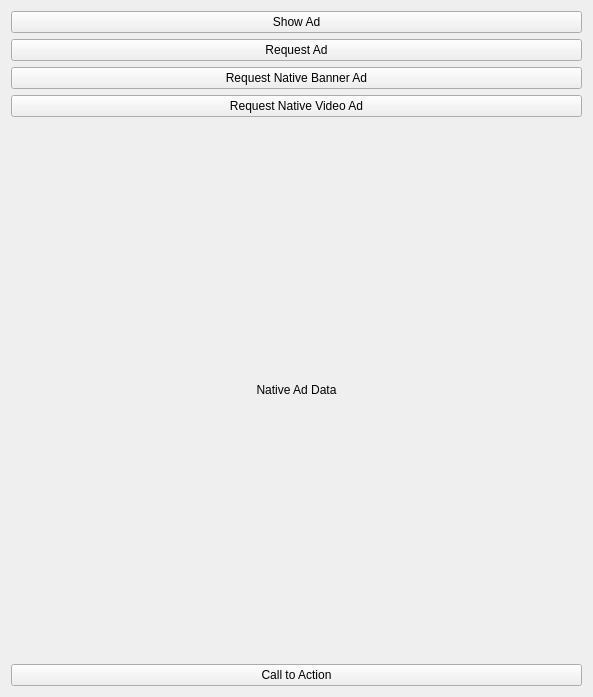
Old version of the form mainwindow.ui in the repository tapselladnet/TapsellSDK_Qt_Sample.
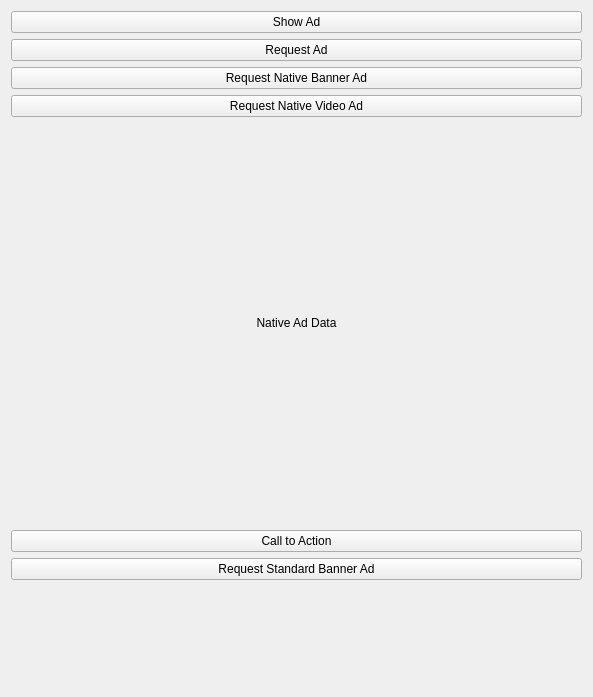
New version of the form.

Commit message: add standard banner support

The edit to the form file:
```diff
--- a/mainwindow.ui
+++ b/mainwindow.ui
@@ -69,6 +69,29 @@
       </property>
      </widget>
     </item>
+    <item>
+     <widget class="QPushButton" name="pushButton_6">
+      <property name="text">
+       <string>Request Standard Banner Ad</string>
+      </property>
+     </widget>
+    </item>
+    <item>
+     <widget class="QWidget" name="widget" native="true">
+      <property name="sizePolicy">
+       <sizepolicy hsizetype="Preferred" vsizetype="Fixed">
+        <horstretch>0</horstretch>
+        <verstretch>0</verstretch>
+       </sizepolicy>
+      </property>
+      <property name="minimumSize">
+       <size>
+        <width>0</width>
+        <height>100</height>
+       </size>
+      </property>
+     </widget>
+    </item>
    </layout>
   </widget>
  </widget>
```
The commit also changes 6 other files.
